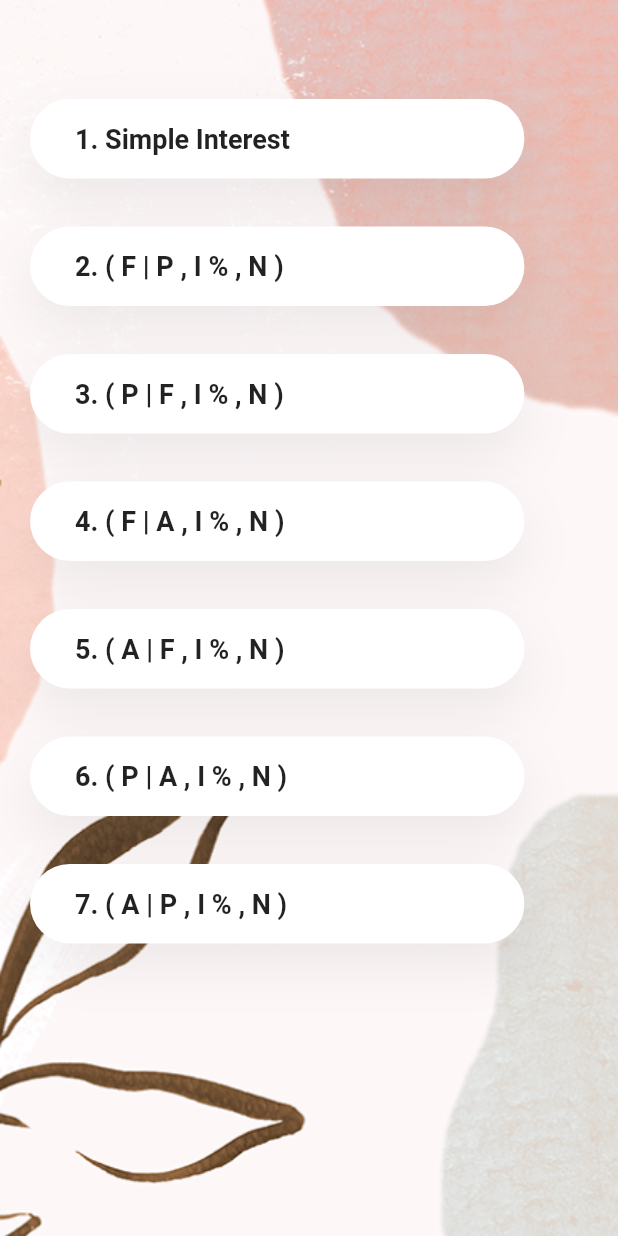
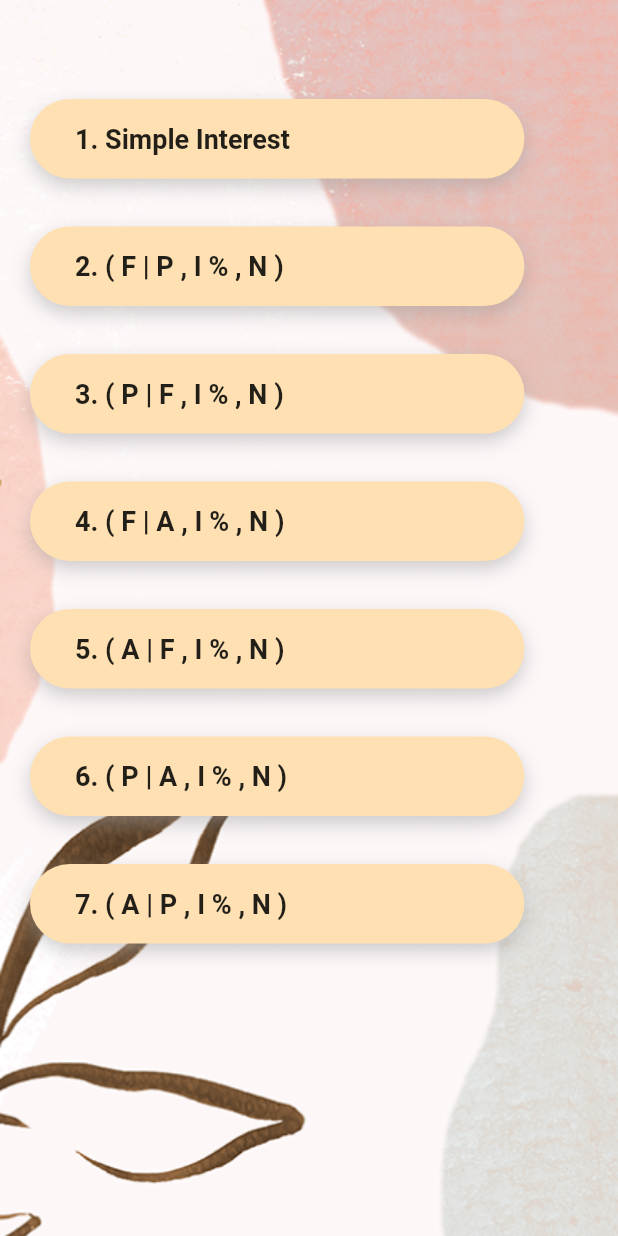
Before and after one commit to nishamghimire5/Economics-YoYo, a Flutter app: the screen it shows after launch, after a tap on "Chapter 1: Time Value of Money", on a phone screen of 412 x 824 dp. Run offline on Flutter 3.47's test engine with Material 2 defaults, Android fonts, the phone set to English and light mode, and no system bars.

```diff
--- a/lib/main.dart
+++ b/lib/main.dart
@@ -50,16 +50,22 @@ class WelcomeScreen extends StatelessWidget {
                 children: [
                   TextSpan(
                     text: 'Economics ',
+                    style: TextStyle(
+                      fontWeight: FontWeight.bold,
+                      color: Colors.amber[900],
+                    ),
                   ),
                   TextSpan(
-                      text: 'yoyo.',
-                      style: TextStyle(
-                        fontWeight: FontWeight.bold,
-                      ))
+                    text: 'yoyo.',
+                    style: TextStyle(
+                      fontWeight: FontWeight.bold,
+                      color: Colors.teal[800],
+                    ),
+                  ),
                 ],
               ),
             ),
-            //wrap with widget #SizedBox
+            const SizedBox(height: 16),
             SizedBox(
               width: MediaQuery.of(context).size.width * .85,
               child: RoundedButton(
@@ -76,7 +82,38 @@ class WelcomeScreen extends StatelessWidget {
                       ),
                     );
                   }),
-            )
+            ),
+            const SizedBox(height: 360),
+            Column(
+              children: [
+                Text(
+                  'Developed By',
+                  style: TextStyle(
+                    fontSize: 18,
+                    color: Colors.grey[600],
+                    fontWeight: FontWeight.bold,
+                  ),
+                ),
+                SizedBox(height: 8),
+                Container(
+                  height: 2,
+                  width: 60,
+                  color: Colors.pink[900],
+                ),
+                SizedBox(height: 8),
+                RichText(
+                  text: TextSpan(
+                    text: 'TheNisham',
+                    style: TextStyle(
+                      fontSize: 16,
+                      color: Colors.pink[900],
+                      fontStyle: FontStyle.normal,
+                      fontWeight: FontWeight.bold,
+                    ),
+                  ),
+                ),
+              ],
+            ),
           ],
         ),
       ),
--- a/lib/widgets/rounded_button.dart
+++ b/lib/widgets/rounded_button.dart
@@ -30,13 +30,13 @@ class RoundedButton extends StatelessWidget {
           horizontal: 30,
         ),
         decoration: BoxDecoration(
-          color: Colors.white,
+          color: Colors.orange[100],
           borderRadius: BorderRadius.circular(30),
           boxShadow: [
             BoxShadow(
-              offset: Offset(0, 15),
-              blurRadius: 30,
-              color: Color(0xFF666666).withOpacity(.11),
+              offset: Offset(0, 5),
+              blurRadius: 10,
+              color: Colors.grey.withOpacity(.5),
             ),
           ],
         ),
```
